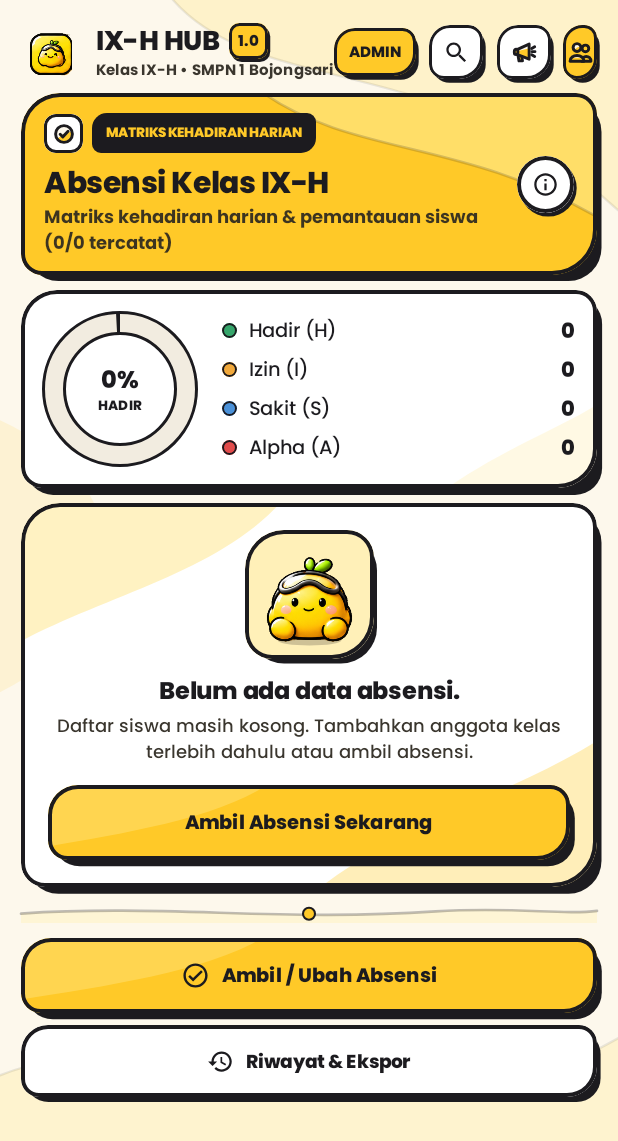
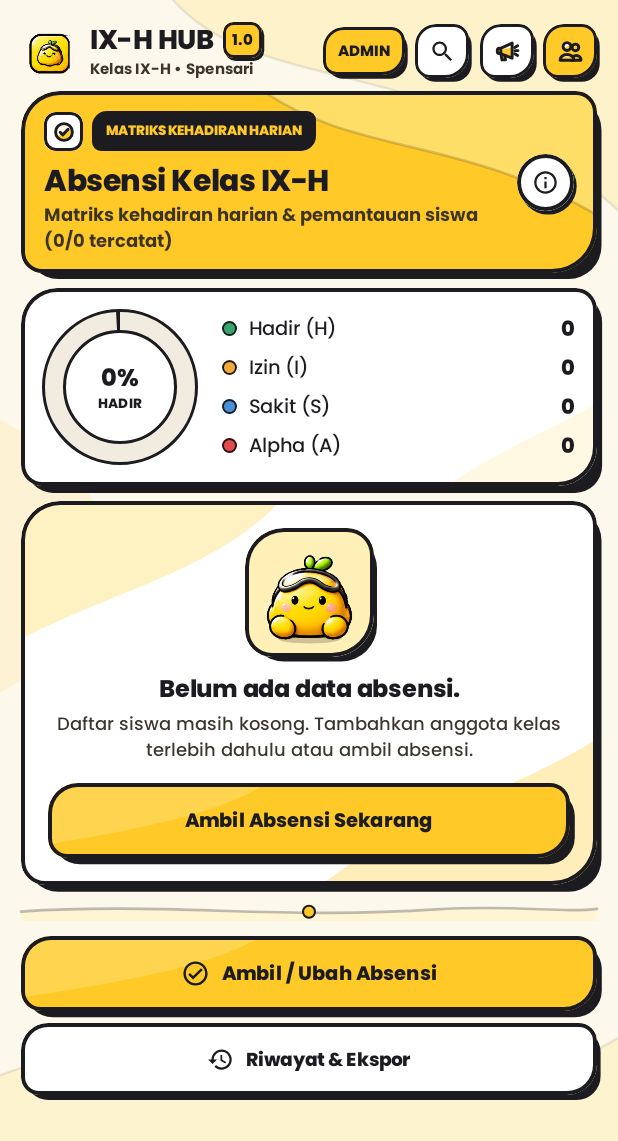
Before and after one commit to mallpbg211-dev/neu-app-ixh, an Android app built with Jetpack Compose: the composable AttendanceMainTabScreen called with empty values, on a phone screen of 412 x 824 dp. Shown: the top 1141 px of the screen. Run offline under Robolectric (Android 15) with nearby library versions, the phone set to English and light mode, and no system bars.

Commit message:
refactor: improve UI layouts and text handling
- Update UI components for better responsiveness and overflow handling
- Adjust pairing code input layout
- Refine notification screen button labels

```diff
--- a/app/src/main/java/com/example/ui/components/IxhDesignComponents.kt
+++ b/app/src/main/java/com/example/ui/components/IxhDesignComponents.kt
@@ -1435,19 +1435,25 @@ fun IxhTopBrandHeader(
         horizontalArrangement = Arrangement.SpaceBetween,
         verticalAlignment = Alignment.CenterVertically
     ) {
-        Row(verticalAlignment = Alignment.CenterVertically) {
+        Row(
+            modifier = Modifier
+                .weight(1f)
+                .padding(end = 6.dp),
+            verticalAlignment = Alignment.CenterVertically
+        ) {
             IxhBlobMascotSlot(
                 slotStyle = IxhBlobSlotStyle.APP_BADGE_3D,
-                size = 40.dp
-            )
-            Spacer(modifier = Modifier.width(10.dp))
-            Column {
+                size = 38.dp
+            )
+            Spacer(modifier = Modifier.width(8.dp))
+            Column(modifier = Modifier.weight(1f)) {
                 Row(verticalAlignment = Alignment.CenterVertically) {
                     Text(
                         text = "IX-H HUB",
                         style = MaterialTheme.typography.titleLarge,
                         fontWeight = FontWeight.ExtraBold,
-                        color = IxhInk
+                        color = IxhInk,
+                        maxLines = 1
                     )
                     Spacer(modifier = Modifier.width(5.dp))
                     Box(
@@ -1467,17 +1473,19 @@ fun IxhTopBrandHeader(
                     }
                 }
                 Text(
-                    text = "Kelas IX-H • SMPN 1 Bojongsari",
+                    text = "Kelas IX-H • Spensari",
                     style = MaterialTheme.typography.labelSmall,
                     fontWeight = FontWeight.Bold,
-                    color = IxhTextSecondary
+                    color = IxhTextSecondary,
+                    maxLines = 1,
+                    overflow = TextOverflow.Ellipsis
                 )
             }
         }
 
         Row(
             verticalAlignment = Alignment.CenterVertically,
-            horizontalArrangement = Arrangement.spacedBy(7.dp)
+            horizontalArrangement = Arrangement.spacedBy(5.dp)
         ) {
             val rolePillShape = RoundedCornerShape(topStart = 14.dp, topEnd = 9.dp, bottomStart = 9.dp, bottomEnd = 15.dp)
             Box(
--- a/app/src/main/java/com/example/ui/screens/ProfileNotificationsAndTourScreens.kt
+++ b/app/src/main/java/com/example/ui/screens/ProfileNotificationsAndTourScreens.kt
@@ -1033,14 +1033,14 @@ fun NotificationsCenterScreen(
             horizontalArrangement = Arrangement.spacedBy(8.dp)
         ) {
             IxhSecondaryButton(
-                text = "Tandai Semua Dibaca",
+                text = "Tandai Dibaca",
                 icon = Icons.Outlined.DoneAll,
                 onClick = onMarkAllRead,
                 modifier = Modifier.weight(1f),
                 testTag = "mark_all_notifications_read"
             )
             IxhSecondaryButton(
-                text = "Hapus yg Dibaca",
+                text = "Hapus Dibaca",
                 icon = Icons.Outlined.DeleteOutline,
                 onClick = onDeleteRead,
                 modifier = Modifier.weight(1f)
```
Also changed, not shown: app/src/main/java/com/example/ui/screens/BotAndAdminScreens.kt (+11 -14 lines), app/src/main/java/com/example/ui/screens/CashAndBillsScreens.kt (+16 -11 lines).
